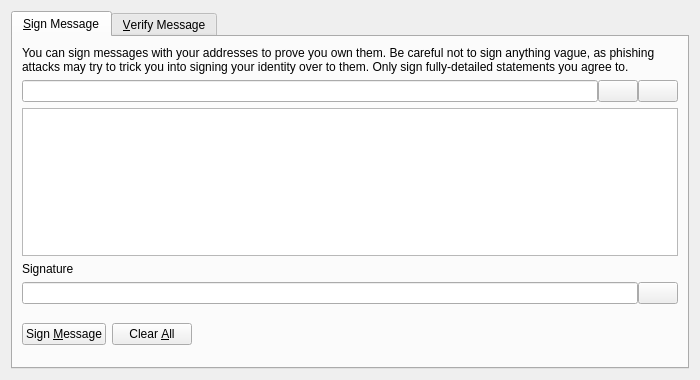
This is src/qt/forms/signverifymessagedialog.ui in AndreaDejanGrande/vDinar as Qt 5 draws it before an edit. The edited form follows.
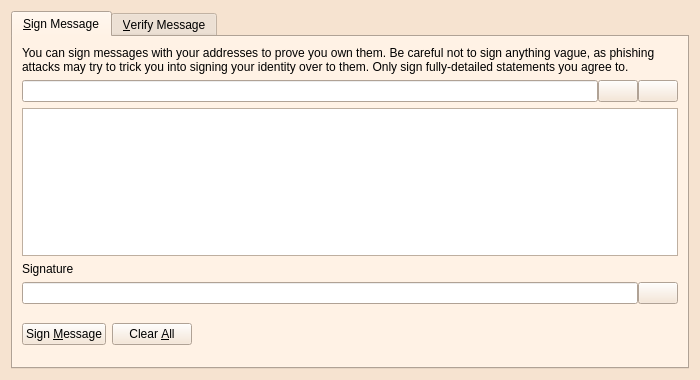
This is the edited form. Icons and pictures are not drawn. Custom widgets are drawn as their Qt base class.

```diff
--- a/src/qt/forms/signverifymessagedialog.ui
+++ b/src/qt/forms/signverifymessagedialog.ui
@@ -10,6 +10,421 @@
     <height>380</height>
    </rect>
   </property>
+  <property name="palette">
+   <palette>
+    <active>
+     <colorrole role="WindowText">
+      <brush brushstyle="SolidPattern">
+       <color alpha="255">
+        <red>0</red>
+        <green>0</green>
+        <blue>0</blue>
+       </color>
+      </brush>
+     </colorrole>
+     <colorrole role="Button">
+      <brush brushstyle="SolidPattern">
+       <color alpha="255">
+        <red>246</red>
+        <green>227</green>
+        <blue>208</blue>
+       </color>
+      </brush>
+     </colorrole>
+     <colorrole role="Light">
+      <brush brushstyle="SolidPattern">
+       <color alpha="255">
+        <red>255</red>
+        <green>255</green>
+        <blue>255</blue>
+       </color>
+      </brush>
+     </colorrole>
+     <colorrole role="Midlight">
+      <brush brushstyle="SolidPattern">
+       <color alpha="255">
+        <red>250</red>
+        <green>241</green>
+        <blue>231</blue>
+       </color>
+      </brush>
+     </colorrole>
+     <colorrole role="Dark">
+      <brush brushstyle="SolidPattern">
+       <color alpha="255">
+        <red>123</red>
+        <green>113</green>
+        <blue>104</blue>
+       </color>
+      </brush>
+     </colorrole>
+     <colorrole role="Mid">
+      <brush brushstyle="SolidPattern">
+       <color alpha="255">
+        <red>164</red>
+        <green>151</green>
+        <blue>139</blue>
+       </color>
+      </brush>
+     </colorrole>
+     <colorrole role="Text">
+      <brush brushstyle="SolidPattern">
+       <color alpha="255">
+        <red>0</red>
+        <green>0</green>
+        <blue>0</blue>
+       </color>
+      </brush>
+     </colorrole>
+     <colorrole role="BrightText">
+      <brush brushstyle="SolidPattern">
+       <color alpha="255">
+        <red>255</red>
+        <green>255</green>
+        <blue>255</blue>
+       </color>
+      </brush>
+     </colorrole>
+     <colorrole role="ButtonText">
+      <brush brushstyle="SolidPattern">
+       <color alpha="255">
+        <red>0</red>
+        <green>0</green>
+        <blue>0</blue>
+       </color>
+      </brush>
+     </colorrole>
+     <colorrole role="Base">
+      <brush brushstyle="SolidPattern">
+       <color alpha="255">
+        <red>255</red>
+        <green>255</green>
+        <blue>255</blue>
+       </color>
+      </brush>
+     </colorrole>
+     <colorrole role="Window">
+      <brush brushstyle="SolidPattern">
+       <color alpha="255">
+        <red>246</red>
+        <green>227</green>
+        <blue>208</blue>
+       </color>
+      </brush>
+     </colorrole>
+     <colorrole role="Shadow">
+      <brush brushstyle="SolidPattern">
+       <color alpha="255">
+        <red>0</red>
+        <green>0</green>
+        <blue>0</blue>
+       </color>
+      </brush>
+     </colorrole>
+     <colorrole role="AlternateBase">
+      <brush brushstyle="SolidPattern">
+       <color alpha="255">
+        <red>250</red>
+        <green>241</green>
+        <blue>231</blue>
+       </color>
+      </brush>
+     </colorrole>
+     <colorrole role="ToolTipBase">
+      <brush brushstyle="SolidPattern">
+       <color alpha="255">
+        <red>255</red>
+        <green>255</green>
+        <blue>220</blue>
+       </color>
+      </brush>
+     </colorrole>
+     <colorrole role="ToolTipText">
+      <brush brushstyle="SolidPattern">
+       <color alpha="255">
+        <red>0</red>
+        <green>0</green>
+        <blue>0</blue>
+       </color>
+      </brush>
+     </colorrole>
+    </active>
+    <inactive>
+     <colorrole role="WindowText">
+      <brush brushstyle="SolidPattern">
+       <color alpha="255">
+        <red>0</red>
+        <green>0</green>
+        <blue>0</blue>
+       </color>
+      </brush>
+     </colorrole>
+     <colorrole role="Button">
+      <brush brushstyle="SolidPattern">
+       <color alpha="255">
+        <red>246</red>
+        <green>227</green>
+        <blue>208</blue>
+       </color>
+      </brush>
+     </colorrole>
+     <colorrole role="Light">
+      <brush brushstyle="SolidPattern">
+       <color alpha="255">
+        <red>255</red>
+        <green>255</green>
+        <blue>255</blue>
+       </color>
+      </brush>
+     </colorrole>
+     <colorrole role="Midlight">
+      <brush brushstyle="SolidPattern">
+       <color alpha="255">
+        <red>250</red>
+        <green>241</green>
+        <blue>231</blue>
+       </color>
+      </brush>
+     </colorrole>
+     <colorrole role="Dark">
+      <brush brushstyle="SolidPattern">
+       <color alpha="255">
+        <red>123</red>
+        <green>113</green>
+        <blue>104</blue>
+       </color>
+      </brush>
+     </colorrole>
+     <colorrole role="Mid">
+      <brush brushstyle="SolidPattern">
+       <color alpha="255">
+        <red>164</red>
+        <green>151</green>
+        <blue>139</blue>
+       </color>
+      </brush>
+     </colorrole>
+     <colorrole role="Text">
+      <brush brushstyle="SolidPattern">
+       <color alpha="255">
+        <red>0</red>
+        <green>0</green>
+        <blue>0</blue>
+       </color>
+      </brush>
+     </colorrole>
+     <colorrole role="BrightText">
+      <brush brushstyle="SolidPattern">
+       <color alpha="255">
+        <red>255</red>
+        <green>255</green>
+        <blue>255</blue>
+       </color>
+      </brush>
+     </colorrole>
+     <colorrole role="ButtonText">
+      <brush brushstyle="SolidPattern">
+       <color alpha="255">
+        <red>0</red>
+        <green>0</green>
+        <blue>0</blue>
+       </color>
+      </brush>
+     </colorrole>
+     <colorrole role="Base">
+      <brush brushstyle="SolidPattern">
+       <color alpha="255">
+        <red>255</red>
+        <green>255</green>
+        <blue>255</blue>
+       </color>
+      </brush>
+     </colorrole>
+     <colorrole role="Window">
+      <brush brushstyle="SolidPattern">
+       <color alpha="255">
+        <red>246</red>
+        <green>227</green>
+        <blue>208</blue>
+       </color>
+      </brush>
+     </colorrole>
+     <colorrole role="Shadow">
+      <brush brushstyle="SolidPattern">
+       <color alpha="255">
+        <red>0</red>
+        <green>0</green>
+        <blue>0</blue>
+       </color>
+      </brush>
+     </colorrole>
+     <colorrole role="AlternateBase">
+      <brush brushstyle="SolidPattern">
+       <color alpha="255">
+        <red>250</red>
+        <green>241</green>
+        <blue>231</blue>
+       </color>
+      </brush>
+     </colorrole>
+     <colorrole role="ToolTipBase">
+      <brush brushstyle="SolidPattern">
+       <color alpha="255">
+        <red>255</red>
+        <green>255</green>
+        <blue>220</blue>
+       </color>
+      </brush>
+     </colorrole>
+     <colorrole role="ToolTipText">
+      <brush brushstyle="SolidPattern">
+       <color alpha="255">
+        <red>0</red>
+        <green>0</green>
+        <blue>0</blue>
+       </color>
+      </brush>
+     </colorrole>
+    </inactive>
+    <disabled>
+     <colorrole role="WindowText">
+      <brush brushstyle="SolidPattern">
+       <color alpha="255">
+        <red>123</red>
+        <green>113</green>
+        <blue>104</blue>
+       </color>
+      </brush>
+     </colorrole>
+     <colorrole role="Button">
+      <brush brushstyle="SolidPattern">
+       <color alpha="255">
+        <red>246</red>
+        <green>227</green>
+        <blue>208</blue>
+       </color>
+      </brush>
+     </colorrole>
+     <colorrole role="Light">
+      <brush brushstyle="SolidPattern">
+       <color alpha="255">
+        <red>255</red>
+        <green>255</green>
+        <blue>255</blue>
+       </color>
+      </brush>
+     </colorrole>
+     <colorrole role="Midlight">
+      <brush brushstyle="SolidPattern">
+       <color alpha="255">
+        <red>250</red>
+        <green>241</green>
+        <blue>231</blue>
+       </color>
+      </brush>
+     </colorrole>
+     <colorrole role="Dark">
+      <brush brushstyle="SolidPattern">
+       <color alpha="255">
+        <red>123</red>
+        <green>113</green>
+        <blue>104</blue>
+       </color>
+      </brush>
+     </colorrole>
+     <colorrole role="Mid">
+      <brush brushstyle="SolidPattern">
+       <color alpha="255">
+        <red>164</red>
+        <green>151</green>
+        <blue>139</blue>
+       </color>
+      </brush>
+     </colorrole>
+     <colorrole role="Text">
+      <brush brushstyle="SolidPattern">
+       <color alpha="255">
+        <red>123</red>
+        <green>113</green>
+        <blue>104</blue>
+       </color>
+      </brush>
+     </colorrole>
+     <colorrole role="BrightText">
+      <brush brushstyle="SolidPattern">
+       <color alpha="255">
+        <red>255</red>
+        <green>255</green>
+        <blue>255</blue>
+       </color>
+      </brush>
+     </colorrole>
+     <colorrole role="ButtonText">
+      <brush brushstyle="SolidPattern">
+       <color alpha="255">
+        <red>123</red>
+        <green>113</green>
+        <blue>104</blue>
+       </color>
+      </brush>
+     </colorrole>
+     <colorrole role="Base">
+      <brush brushstyle="SolidPattern">
+       <color alpha="255">
+        <red>246</red>
+        <green>227</green>
+        <blue>208</blue>
+       </color>
+      </brush>
+     </colorrole>
+     <colorrole role="Window">
+      <brush brushstyle="SolidPattern">
+       <color alpha="255">
+        <red>246</red>
+        <green>227</green>
+        <blue>208</blue>
+       </color>
+      </brush>
+     </colorrole>
+     <colorrole role="Shadow">
+      <brush brushstyle="SolidPattern">
+       <color alpha="255">
+        <red>0</red>
+        <green>0</green>
+        <blue>0</blue>
+       </color>
+      </brush>
+     </colorrole>
+     <colorrole role="AlternateBase">
+      <brush brushstyle="SolidPattern">
+       <color alpha="255">
+        <red>246</red>
+        <green>227</green>
+        <blue>208</blue>
+       </color>
+      </brush>
+     </colorrole>
+     <colorrole role="ToolTipBase">
+      <brush brushstyle="SolidPattern">
+       <color alpha="255">
+        <red>255</red>
+        <green>255</green>
+        <blue>220</blue>
+       </color>
+      </brush>
+     </colorrole>
+     <colorrole role="ToolTipText">
+      <brush brushstyle="SolidPattern">
+       <color alpha="255">
+        <red>0</red>
+        <green>0</green>
+        <blue>0</blue>
+       </color>
+      </brush>
+     </colorrole>
+    </disabled>
+   </palette>
+  </property>
   <property name="windowTitle">
    <string>Signatures - Sign / Verify a Message</string>
   </property>
```
